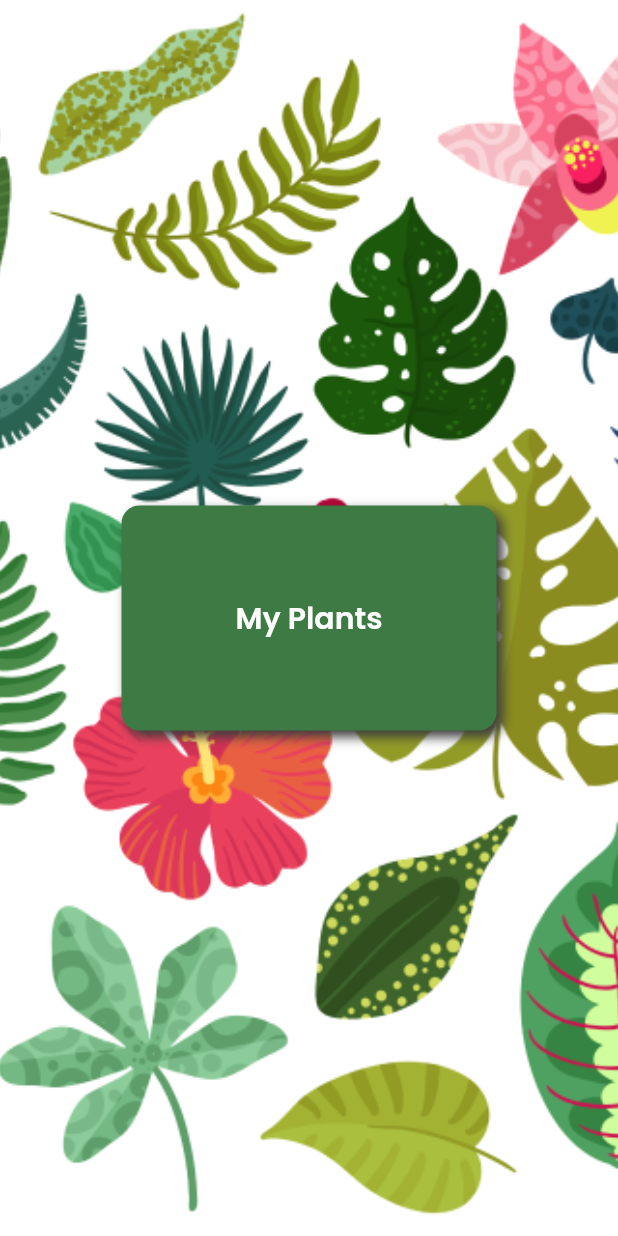
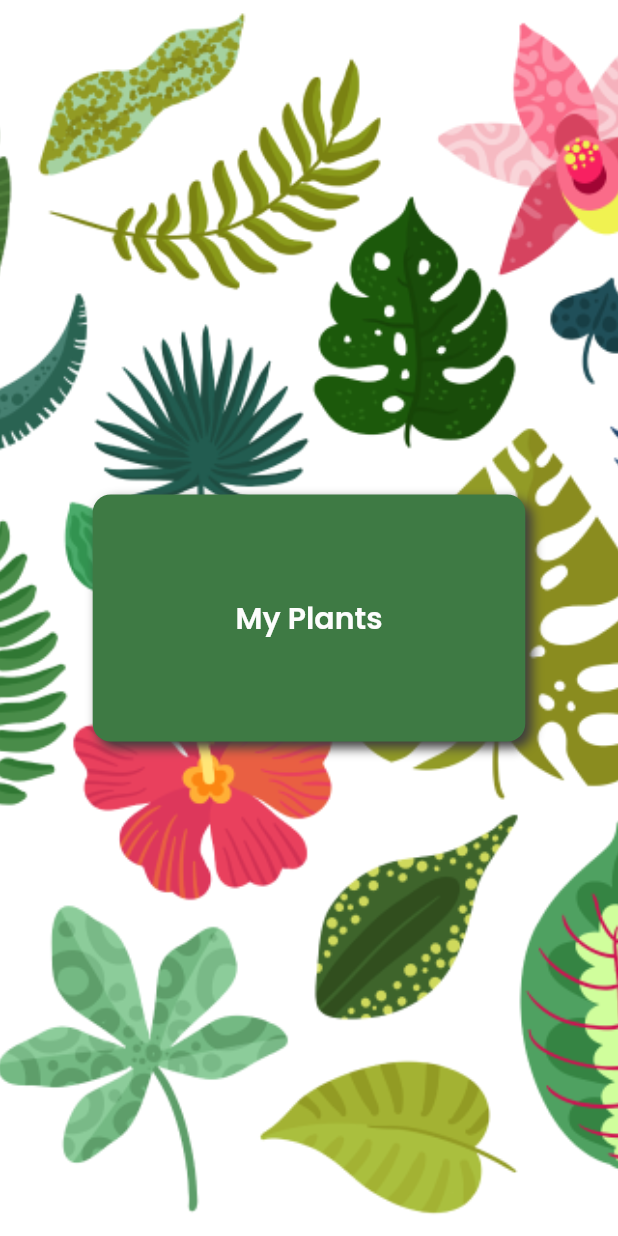
Before and after one commit to karoldm/myplants, a Flutter app: the screen it shows after launch, on a phone screen of 412 x 824 dp. Run offline on Flutter 3.47's test engine with Material 2 defaults, Android fonts, the light colour scheme and no system bars.

Commit message:
responsive size

```diff
--- a/lib/screens/splash/SplashScreen.dart
+++ b/lib/screens/splash/SplashScreen.dart
@@ -7,6 +7,8 @@ class SplashScreen extends StatelessWidget {
 
   @override
   Widget build(BuildContext context) {
+    MediaQueryData media = MediaQuery.of(context);
+
     return (Scaffold(
         body: Container(
             alignment: Alignment.center,
@@ -16,8 +18,8 @@ class SplashScreen extends StatelessWidget {
                     fit: BoxFit.cover)),
             child: Container(
               alignment: Alignment.center,
-              height: 150,
-              width: 250,
+              height: media.size.height * 0.2,
+              width: media.size.width * 0.7,
               decoration: const BoxDecoration(
                   color: ColorThemes.darkGreen,
                   borderRadius: BorderRadius.all(Radius.circular(12)),
```
